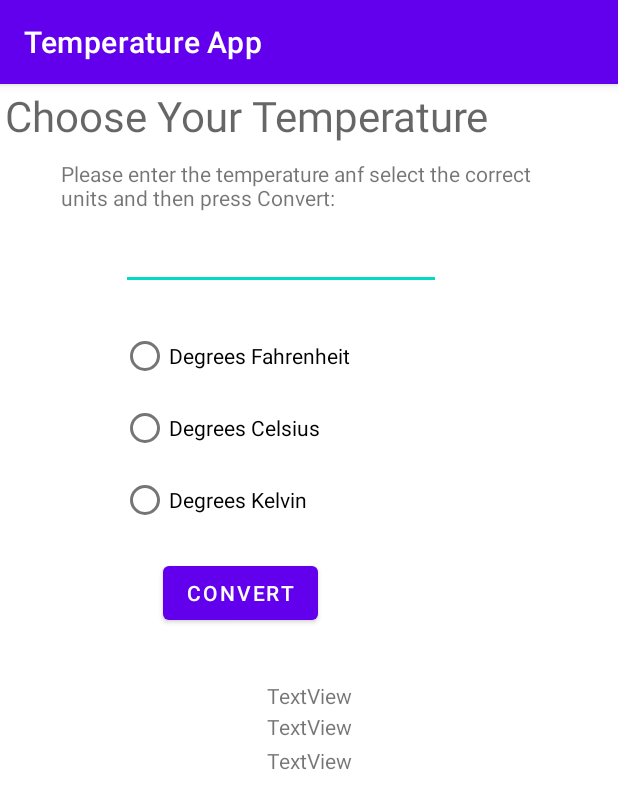
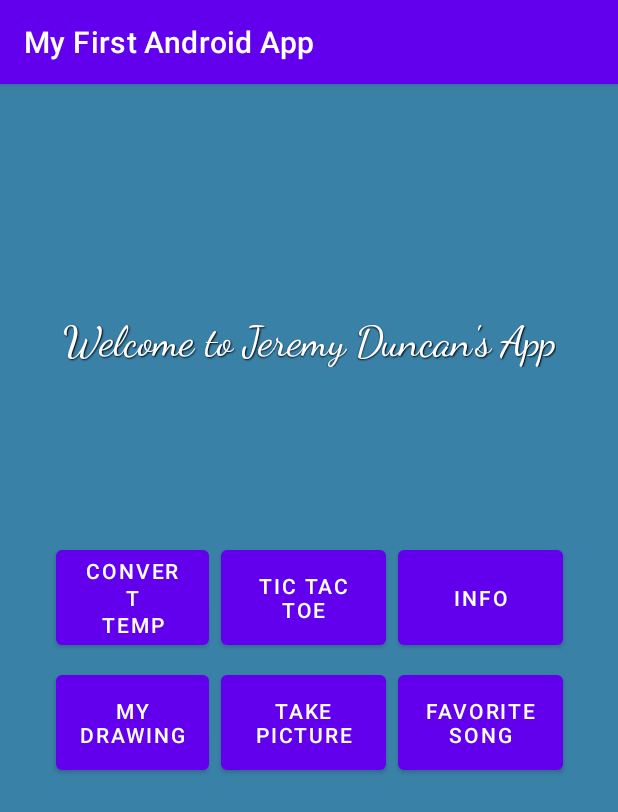
Before and after one commit to JeremyDuncan/android-temperature-app, an Android app: the screen it shows after launch (MainActivity before the commit, MainMenuActivity after it), on a phone screen of 412 x 824 dp. Shown: the top 812 px of the screen. Run offline under Robolectric (Android 15) with nearby library versions, the phone set to English and light mode, and no system bars.

Commit message:
Added Main Menu Buttons, and Image

```diff
--- /dev/null
+++ b/app/src/main/java/com/example/introandroidapp/MainMenuActivity.java
@@ -0,0 +1,47 @@
+package com.example.introandroidapp;
+
+import androidx.appcompat.app.AppCompatActivity;
+
+import android.content.Intent;
+import android.os.Bundle;
+import android.view.View;
+import android.widget.Button;
+
+public class MainMenuActivity extends AppCompatActivity {
+
+    @Override
+    protected void onCreate(Bundle savedInstanceState) {
+        super.onCreate(savedInstanceState);
+        setContentView(R.layout.activity_main_menu);
+
+        //Add a listener to the button to take you to the temp converter
+        Button btnWeather=(Button) findViewById(R.id.btnWeather);
+        btnWeather.setOnClickListener(new View.OnClickListener() {
+                                          @Override
+                                          public void onClick(View v) {
+                                              goWeather();
+                                          }
+                                      }
+        );
+
+        Button btnDraw=(Button) findViewById(R.id.btnDraw);
+        btnDraw.setOnClickListener(new View.OnClickListener() {
+                                          @Override
+                                          public void onClick(View v) {
+                                              goDraw();
+                                          }
+                                      }
+        );
+    }
+
+    private void goWeather() {
+        Intent intent = new Intent(MainMenuActivity.this, WeatherActivity.class);
+        this.startActivity(intent);
+    }
+
+    private void goDraw() {
+        Intent intent = new Intent(MainMenuActivity.this, MyDrawing.class);
+        this.startActivity(intent);
+    }
+
+}
--- /dev/null
+++ b/app/src/main/res/layout/activity_main_menu.xml
@@ -0,0 +1,110 @@
+<?xml version="1.0" encoding="utf-8"?>
+<androidx.constraintlayout.widget.ConstraintLayout xmlns:android="http://schemas.android.com/apk/res/android"
+    xmlns:app="http://schemas.android.com/apk/res-auto"
+    xmlns:tools="http://schemas.android.com/tools"
+    android:id="@+id/relativeLayout"
+    android:layout_width="match_parent"
+    android:layout_height="match_parent"
+    android:background="#3A81A8"
+    app:layout_behavior="@string/appbar_scrolling_view_behavior"
+    tools:context=".MainMenuActivity"
+    tools:layout_editor_absoluteY="81dp"
+    tools:showIn="@layout/activity_main_menu">
+
+    <TextView
+        android:id="@+id/lblWelcome"
+        android:layout_width="wrap_content"
+        android:layout_height="wrap_content"
+        android:fontFamily="cursive"
+        android:gravity="center_horizontal"
+        android:shadowColor="@color/black"
+        android:shadowDx="@dimen/material_emphasis_high_type"
+        android:shadowDy="@dimen/material_emphasis_high_type"
+        android:shadowRadius="@dimen/material_emphasis_high_type"
+        android:text="@string/Welcome"
+        android:textAppearance="?android:attr/textAppearanceLarge"
+        android:textColor="@color/white"
+        android:textSize="28sp"
+        android:typeface="serif"
+        app:layout_constraintBottom_toBottomOf="parent"
+        app:layout_constraintEnd_toEndOf="parent"
+        app:layout_constraintStart_toStartOf="parent"
+        app:layout_constraintTop_toTopOf="parent"
+        app:layout_constraintVertical_bias="0.211" />
+
+    <GridLayout
+        android:layout_width="wrap_content"
+        android:layout_height="wrap_content"
+        android:layout_centerHorizontal="true"
+        android:layout_centerVertical="true"
+        android:columnCount="3"
+        android:orientation="horizontal"
+        android:rowCount="2"
+        android:useDefaultMargins="true"
+        app:layout_constraintBottom_toBottomOf="parent"
+        app:layout_constraintEnd_toEndOf="parent"
+        app:layout_constraintStart_toStartOf="parent"
+        app:layout_constraintTop_toTopOf="parent"
+        app:layout_constraintVertical_bias="0.5">
+
+
+        <Button
+            android:id="@+id/btnWeather"
+            android:layout_width="100dp"
+            android:layout_height="75dp"
+            android:layout_row="0"
+            android:layout_column="0"
+            android:layout_gravity="center|fill"
+            android:text="@string/goWeather" />
+
+        <Button
+            android:id="@+id/btnTicTacToe"
+            android:layout_width="100dp"
+            android:layout_height="75dp"
+            android:layout_row="0"
+            android:layout_column="1"
+            android:layout_gravity="center|fill"
+            android:text="@string/goTicTacToe" />
+
+        <Button
+            android:id="@+id/btnInfo"
+            android:layout_width="100dp"
+            android:layout_height="75dp"
+            android:layout_row="0"
+            android:layout_column="2"
+            android:layout_gravity="center|fill"
+            android:text="@string/goInfo" />
+
+        <Button
+            android:id="@+id/btnDraw"
+            android:layout_width="wrap_content"
+            android:layout_height="75dp"
+            android:layout_row="1"
+            android:layout_column="0"
+            android:text="@string/goDraw" />
+
+        <Button
+            android:id="@+id/btnTakePic"
+            android:layout_width="110dp"
+            android:layout_height="75dp"
+            android:layout_row="1"
+            android:layout_column="1"
+            android:text="@string/goTakePic" />
+
+        <Button
+            android:id="@+id/btnSong"
+            android:layout_width="110dp"
+            android:layout_height="75dp"
+            android:layout_row="1"
+            android:layout_column="2"
+            android:text="@string/goMusic" />
+    </GridLayout>
+
+    <androidx.constraintlayout.widget.Guideline
+        android:id="@+id/guideline"
+        android:layout_width="wrap_content"
+        android:layout_height="wrap_content"
+        android:orientation="vertical"
+        app:layout_constraintGuide_begin="20dp" />
+
+</androidx.constraintlayout.widget.ConstraintLayout>
--- a/app/src/main/res/layout/activity_main.xml
+++ b/app/src/main/res/layout/activity_weather.xml
@@ -4,7 +4,7 @@
     xmlns:tools="http://schemas.android.com/tools"
     android:layout_width="match_parent"
     android:layout_height="match_parent"
-    tools:context=".MainActivity">
+    tools:context=".WeatherActivity">
 
     <TextView
         android:id="@+id/textView2"
--- a/app/src/main/res/values/strings.xml
+++ b/app/src/main/res/values/strings.xml
@@ -1,8 +1,18 @@
 <resources>
-    <string name="app_name">Temperature App</string>
+    <string name="app_name">My First Android App</string>
     <string name="tempChoose">Choose Your Temperature</string>
     <string name="degFah">Degrees Fahrenheit</string>
     <string name="degCel">Degrees Celsius</string>
     <string name="degKel">Degrees Kelvin</string>
     <string name="enterTemp">Please enter the temperature anf select the correct units and then press Convert:</string>
+
+    <string name="Welcome">Welcome to Jeremy Duncan\'s App</string>
+    <string name="goWeather">Convert\nTemp</string>
+    <string name="goTicTacToe">Tic Tac Toe</string>
+    <string name="goInfo">Info</string>
+    <string name="goMusic">Favorite\nSong</string>
+    <string name="goTakePic">Take\nPicture</string>
+    <string name="goDraw">My\nDrawing</string>
+    <string name="mainMenu">Main Menu</string>
+    <string name="exit">Exit</string>
 </resources>
```
Also changed, not shown: app/src/main/AndroidManifest.xml (+7 -1 lines), app/src/main/java/com/example/introandroidapp/MyDrawing.java (added, +14 -0 lines), app/src/main/java/com/example/introandroidapp/WeatherActivity.java (renamed from app/src/main/java/com/example/introandroidapp/MainActivity.java, +20 -3 lines), app/src/main/res/drawable/shape_rectangle.xml (added, +20 -0 lines), app/src/main/res/layout/activity_my_drawing.xml (added, +34 -0 lines), app/src/main/res/menu/menu_main.xml (added, +12 -0 lines), app/src/main/res/drawable/mountain.jpg (added).
